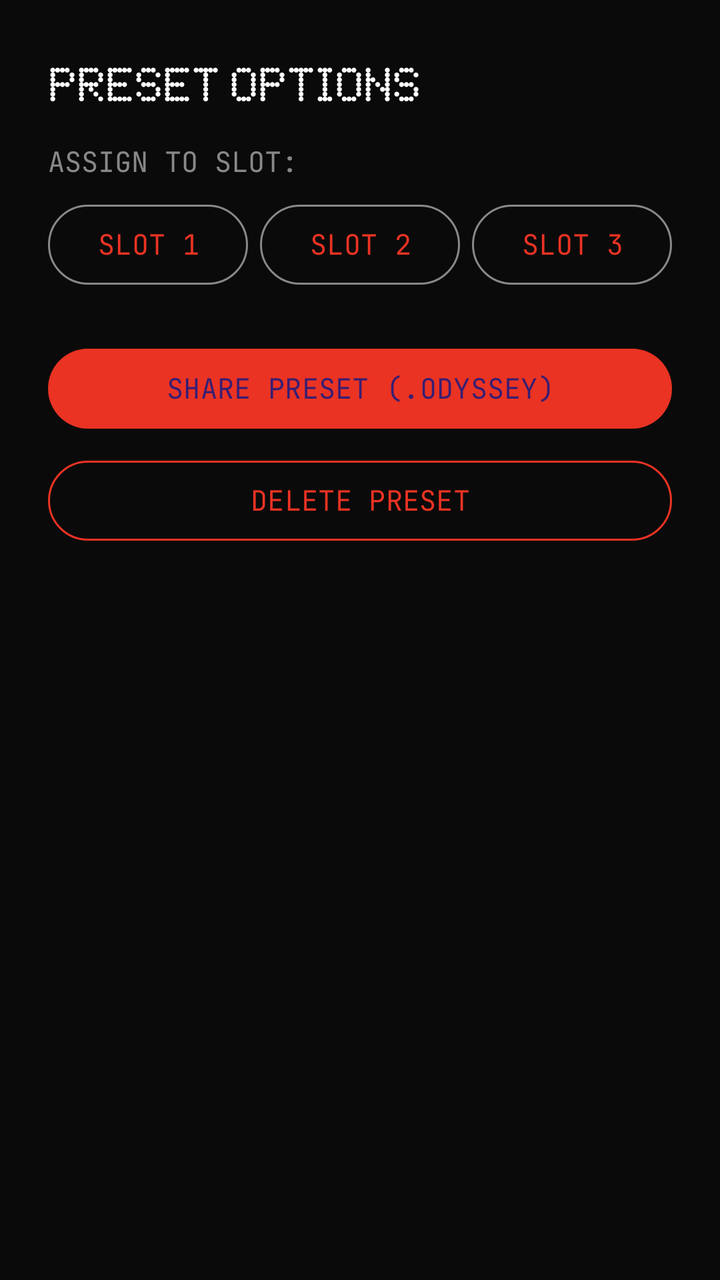
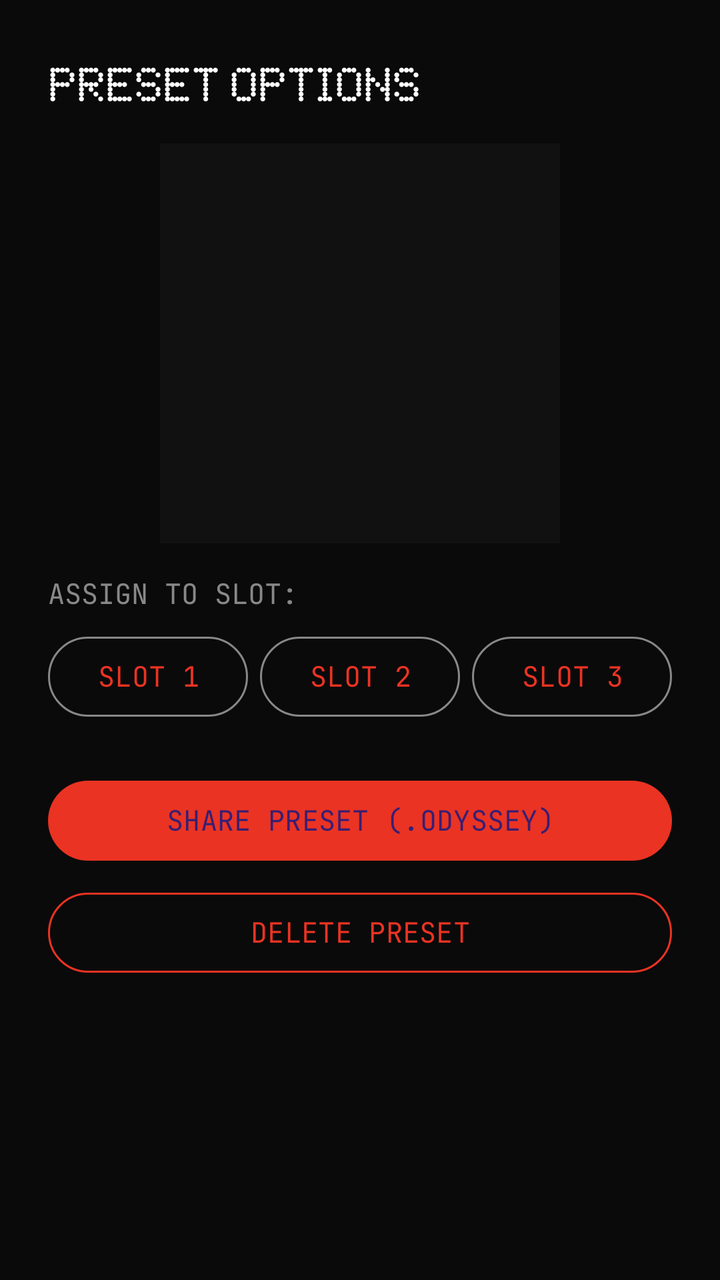

The first picture is an Android layout as it rendered before a commit; the second is the same layout after the commit. The layout source and the unified diff follow.
<!-- AndroidManifest.xml: application theme Theme.OdysseyGlyph -->
<!-- res/layout/dialog_preset_options.xml -->
<?xml version="1.0" encoding="utf-8"?>
<LinearLayout xmlns:android="http://schemas.android.com/apk/res/android"
    xmlns:app="http://schemas.android.com/apk/res-auto"
    android:layout_width="match_parent"
    android:layout_height="wrap_content"
    android:orientation="vertical"
    android:background="?attr/colorSurface"
    android:padding="24dp">

    <TextView
        android:id="@+id/tvOptionsTitle"
        android:layout_width="match_parent"
        android:layout_height="wrap_content"
        android:fontFamily="@font/ndot57"
        android:text="PRESET OPTIONS"
        android:textColor="?attr/colorOnSurface"
        android:textSize="24sp"
        android:layout_marginBottom="16dp" />

    <TextView
        android:layout_width="wrap_content"
        android:layout_height="wrap_content"
        android:text="ASSIGN TO SLOT:"
        android:fontFamily="@font/jetbrains_mono"
        android:textColor="?attr/colorOnSurfaceVariant"
        android:textSize="14sp"
        android:layout_marginBottom="8dp" />

    <LinearLayout
        android:layout_width="match_parent"
        android:layout_height="wrap_content"
        android:orientation="horizontal"
        android:layout_marginBottom="24dp">

        <com.google.android.material.button.MaterialButton
            android:id="@+id/btnSlot1"
            style="?attr/materialButtonOutlinedStyle"
            android:layout_width="0dp"
            android:layout_height="wrap_content"
            android:layout_weight="1"
            android:layout_marginEnd="4dp"
            android:text="SLOT 1"
            android:fontFamily="@font/jetbrains_mono" />

        <com.google.android.material.button.MaterialButton
            android:id="@+id/btnSlot2"
            style="?attr/materialButtonOutlinedStyle"
            android:layout_width="0dp"
            android:layout_height="wrap_content"
            android:layout_weight="1"
            android:layout_marginHorizontal="2dp"
            android:text="SLOT 2"
            android:fontFamily="@font/jetbrains_mono" />

        <com.google.android.material.button.MaterialButton
            android:id="@+id/btnSlot3"
            style="?attr/materialButtonOutlinedStyle"
            android:layout_width="0dp"
            android:layout_height="wrap_content"
            android:layout_weight="1"
            android:layout_marginStart="4dp"
            android:text="SLOT 3"
            android:fontFamily="@font/jetbrains_mono" />
    </LinearLayout>

    <com.google.android.material.button.MaterialButton
        android:id="@+id/btnShare"
        android:layout_width="match_parent"
        android:layout_height="wrap_content"
        android:text="SHARE PRESET (.ODYSSEY)"
        android:fontFamily="@font/jetbrains_mono"
        android:layout_marginBottom="8dp" />

    <com.google.android.material.button.MaterialButton
        android:id="@+id/btnDelete"
        style="?attr/materialButtonOutlinedStyle"
        android:layout_width="match_parent"
        android:layout_height="wrap_content"
        android:text="DELETE PRESET"
        android:textColor="?attr/colorError"
        app:strokeColor="?attr/colorError"
        android:fontFamily="@font/jetbrains_mono" />

</LinearLayout>
<!-- resources referenced by this layout -->
<resources>
  <style name="Theme.OdysseyGlyph" parent="Theme.Material3.Dark.NoActionBar">
          
          <item name="colorPrimary">@color/colorPrimary</item>
          <item name="colorSecondary">@color/colorSecondary</item>
          <item name="colorSurface">@color/colorSurface</item>
          <item name="colorSurfaceVariant">@color/colorSurfaceVariant</item>
          <item name="android:colorBackground">@color/colorBackground</item>
          <item name="colorOnSurface">@color/colorOnSurface</item>
          <item name="colorOnSurfaceVariant">@color/colorOnSurfaceVariant</item>
          <item name="colorError">@color/colorError</item>
          
          
          <item name="colorPrimaryContainer">@color/colorPrimary</item>
          <item name="colorOnPrimaryContainer">@color/colorBackground</item>
          <item name="colorSecondaryContainer">@color/colorSurfaceVariant</item>
          <item name="colorOnSecondaryContainer">@color/colorOnSurface</item>
          <item name="colorTertiaryContainer">@color/colorSurfaceVariant</item>
          <item name="colorOutline">@color/colorOnSurfaceVariant</item>
          
          
          <item name="android:statusBarColor">@android:color/transparent</item>
          <item name="android:navigationBarColor">@android:color/transparent</item>
          
          
          <item name="shapeAppearanceSmallComponent">@style/ShapeAppearance.Odyssey.Sharp</item>
          <item name="shapeAppearanceMediumComponent">@style/ShapeAppearance.Odyssey.Sharp</item>
          <item name="shapeAppearanceLargeComponent">@style/ShapeAppearance.Odyssey.Sharp</item>
          
          
          <item name="android:fontFamily">sans-serif</item>
      </style>
  <color name="colorPrimary">#EA3323</color>
  <color name="colorSecondary">#FFFFFF</color>
  <color name="colorSurface">#0A0A0A</color>
  <color name="colorSurfaceVariant">#141414</color>
  <color name="colorBackground">#000000</color>
  <color name="colorOnSurface">#FFFFFF</color>
  <color name="colorOnSurfaceVariant">#888888</color>
  <color name="colorError">#EA3323</color>
  <style name="ShapeAppearance.Odyssey.Sharp" parent="ShapeAppearance.Material3.SmallComponent">
          <item name="cornerFamily">rounded</item>
          <item name="cornerSize">2dp</item>
      </style>
</resources>

<!-- the commit's change to res/layout/dialog_preset_options.xml (unified diff, before → after) -->
@@ -15,6 +15,15 @@
         android:text="PRESET OPTIONS"
         android:textColor="?attr/colorOnSurface"
         android:textSize="24sp"
+        android:layout_marginBottom="16dp" />
+
+    <ImageView
+        android:id="@+id/ivLargePreview"
+        android:layout_width="200dp"
+        android:layout_height="200dp"
+        android:layout_gravity="center_horizontal"
+        android:background="#111111"
+        android:scaleType="fitCenter"
         android:layout_marginBottom="16dp" />
 
     <TextView
